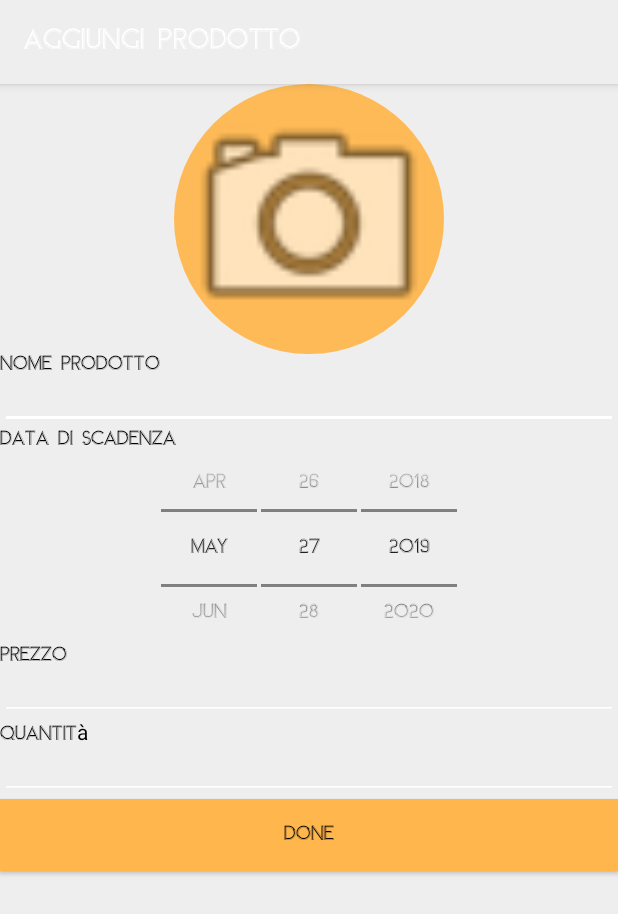
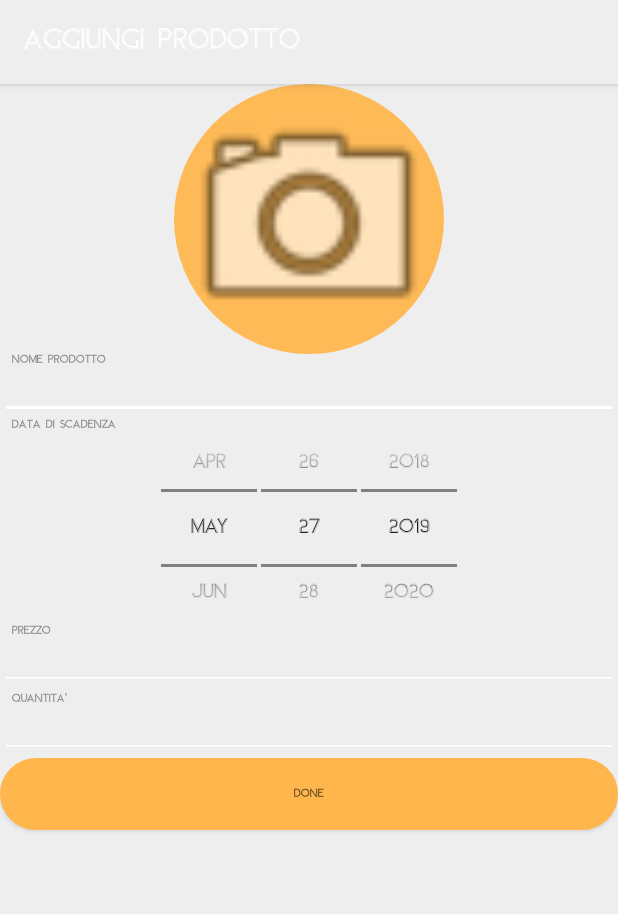
Before and after one commit to CarloDnt/Progetto, an Android app: the AggiungiProdotto screen opened directly, with no data from a screen before it, on a phone screen of 412 x 824 dp. Shown: the top 914 px of the screen. Run offline under Robolectric (Android 15) with nearby library versions, the light colour scheme and no system bars; libraries missing offline, so code that uses them is left out: io.realm.

Commit message:
design backgrounds

```diff
--- a/app/src/main/java/com/example/progettoapplicazionimobili/ui/HomeFragment.java
+++ b/app/src/main/java/com/example/progettoapplicazionimobili/ui/HomeFragment.java
@@ -32,6 +32,7 @@
 
 import java.util.Objects;
 
+import de.hdodenhof.circleimageview.CircleImageView;
 import io.realm.RealmResults;
 import me.relex.circleindicator.CircleIndicator;
 
@@ -105,7 +106,7 @@
         });
 
         //set lista spesa button
-        lista_spesa = (Button) getView().findViewById(R.id.button_lista_home);
+        lista_spesa = getView().findViewById(R.id.button_lista_home);
 
         //lista spesa text
         anteprima_spesa = getView().findViewById(R.id.anteprima_lista_home);
--- a/app/src/main/res/layout/activity_aggiungi_prodotto.xml
+++ b/app/src/main/res/layout/activity_aggiungi_prodotto.xml
@@ -6,7 +6,8 @@
     android:layout_height="match_parent"
     android:background="@color/primaryColor"
     android:orientation="vertical"
-    tools:context=".ui.AggiungiProdotto">
+    tools:context=".ui.AggiungiProdotto"
+    >
 
 
     <ImageButton
@@ -24,15 +25,18 @@
         android:id="@+id/textView2"
         android:layout_width="match_parent"
         android:layout_height="wrap_content"
+        android:layout_marginLeft="@dimen/common_10_dp"
+        android:alpha="0.7"
         android:text="Nome Prodotto"
-        android:textColor="@color/primaryTextColor" />
+        android:textColor="@color/primaryTextColor"
+        android:textSize="@dimen/common_25_dp" />
 
     <EditText
         android:id="@+id/etPNome"
         android:layout_width="match_parent"
         android:layout_height="wrap_content"
         android:backgroundTint="@color/primaryLightColor"
-        android:ems="10"
+        android:ems="15"
         android:inputType="textPersonName"
         android:textColor="@color/primaryTextColor"
         android:textColorHighlight="@color/primaryTextColor"
@@ -42,8 +46,11 @@
         android:id="@+id/text1"
         android:layout_width="match_parent"
         android:layout_height="wrap_content"
+        android:layout_marginLeft="@dimen/common_10_dp"
+        android:alpha="0.7"
         android:text="Data di Scadenza"
-        android:textColor="@color/primaryTextColor" />
+        android:textColor="@color/primaryTextColor"
+        android:textSize="@dimen/common_25_dp" />
 
     <DatePicker
         android:id="@+id/etPScadenza"
@@ -63,8 +70,11 @@
         android:id="@+id/textView7"
         android:layout_width="match_parent"
         android:layout_height="wrap_content"
+        android:layout_marginLeft="@dimen/common_10_dp"
+        android:alpha="0.7"
         android:text="Prezzo"
-        android:textColor="@color/primaryTextColor" />
+        android:textColor="@color/primaryTextColor"
+        android:textSize="@dimen/common_25_dp" />
 
     <EditText
         android:id="@+id/etPPrezzo"
@@ -80,8 +90,11 @@
         android:id="@+id/textView8"
         android:layout_width="match_parent"
         android:layout_height="wrap_content"
-        android:text="Quantità"
-        android:textColor="@color/primaryTextColor" />
+        android:layout_marginLeft="@dimen/common_10_dp"
+        android:alpha="0.7"
+        android:text="Quantita'"
+        android:textColor="@color/primaryTextColor"
+        android:textSize="@dimen/common_25_dp" />
 
     <EditText
         android:id="@+id/etPQuantita"
@@ -97,8 +110,11 @@
         android:id="@+id/addPro"
         android:layout_width="match_parent"
         android:layout_height="wrap_content"
-        android:background="@color/secondaryColor"
+        android:background="@drawable/roundedrectangle2"
+        android:backgroundTint="@color/secondaryColor"
+        android:gravity="center"
         android:text="DONE"
-        android:textColor="@color/secondaryTextColor" />
+        android:textColor="@color/secondaryTextColor"
+        android:textSize="@dimen/common_25_dp" />
 
 </LinearLayout>
--- a/app/src/main/res/layout/activity_main.xml
+++ b/app/src/main/res/layout/activity_main.xml
@@ -4,7 +4,7 @@
     xmlns:tools="http://schemas.android.com/tools"
     android:layout_width="match_parent"
     android:layout_height="match_parent"
-    android:background="@drawable/login_background"
+    android:background="@drawable/gatto"
     android:orientation="vertical"
     android:gravity="center"
     tools:context=".ui.MainActivity">
--- a/app/src/main/res/layout/fragment_dispensa.xml
+++ b/app/src/main/res/layout/fragment_dispensa.xml
@@ -6,8 +6,7 @@
     android:layout_height="match_parent"
     app:layout_behavior="@string/appbar_scrolling_view_behavior"
     tools:showIn="@layout/fragment_dispensa"
-    android:background="@color/primaryLightColor"
-    android:backgroundTint="@color/primaryLightColor">
+    android:background="@drawable/gatto">
 
     <androidx.recyclerview.widget.RecyclerView
         android:id="@+id/my_recycler_view"
@@ -15,6 +14,5 @@
         android:layout_width="match_parent"
         android:layout_height="wrap_content"
         tools:ignore="MissingConstraints"
-        android:background="@color/primaryLightColor"
-        android:backgroundTint="@color/primaryLightColor"/>
+        />
 </androidx.constraintlayout.widget.ConstraintLayout >
--- a/app/src/main/res/layout/fragment_lista.xml
+++ b/app/src/main/res/layout/fragment_lista.xml
@@ -4,7 +4,7 @@
     xmlns:tools="http://schemas.android.com/tools"
     android:layout_width="match_parent"
     android:layout_height="match_parent"
-    android:background="@color/primaryLightColor"
+    android:background="@drawable/gatto"
     android:orientation="vertical"
     android:id="@+id/fragment_lista">
 
@@ -14,7 +14,6 @@
         android:layout_width="match_parent"
         android:layout_height="wrap_content"
         tools:ignore="MissingConstraints"
-        android:background="@color/primaryLightColor"
-        android:backgroundTint="@color/primaryLightColor"/>
+        />
 
 </androidx.constraintlayout.widget.ConstraintLayout>
--- a/app/src/main/res/values/styles.xml
+++ b/app/src/main/res/values/styles.xml
@@ -9,7 +9,9 @@
 
         <!-- Style app -->
         <item name="android:fontFamily">@font/member</item>
+
     </style>
+
 
     <!-- Rimuove Top Bar -->
     <style name="AppTheme.NoActionBar">
```
Also changed, not shown: app/src/main/res/drawable/rounditem.xml (added, +9 -0 lines), app/src/main/res/drawable/rounditem2.xml (added, +9 -0 lines), app/src/main/res/layout/fragment_calendario.xml (+11 -6 lines), app/src/main/res/layout/fragment_home.xml (+15 -8 lines), app/src/main/res/drawable/gatto.png (renamed from app/src/main/res/drawable/login_background.png), 1 other file.
